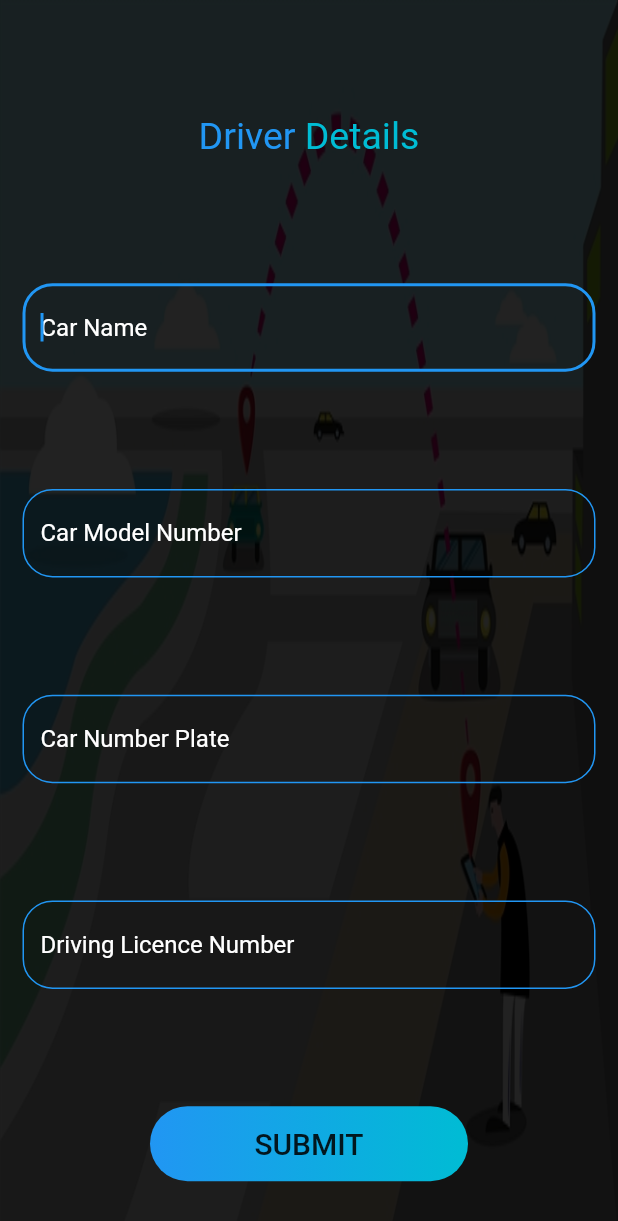
After one commit to PrinceTrambadiya/RideSher, a Flutter app: the screen it shows after launch, after a tap on "As a Driver", on a phone screen of 412 x 824 dp. The commit adds this screen. Shown: the top 1221 px of the screen. Run offline on Flutter 3.47's test engine with Material 2 defaults, Android fonts, the phone set to English and light mode, and no system bars; our stand-ins replace shared_preferences.

Commit message:
Prince Trambadiya

```diff
--- /dev/null
+++ b/lib/Driver_details.dart
@@ -0,0 +1,251 @@
+import 'package:flutter/material.dart';
+import 'package:flutter/material.dart' as prefix0;
+import 'package:http/http.dart' as http;
+import 'package:shared_preferences/shared_preferences.dart';
+
+String _uname = '';
+
+
+class driver_details extends StatefulWidget {
+  @override
+  _driver_detailsState createState() => _driver_detailsState();
+}
+
+class _driver_detailsState extends State<driver_details> {
+  FocusNode car_name;
+  FocusNode car_model_number;
+  FocusNode car_numberPlate;
+  FocusNode driver_licence;
+
+  var error = Text('Error');
+  var mobile='';
+
+  TextEditingController ccar_name = new TextEditingController();
+  TextEditingController ccar_model_number = new TextEditingController();
+  TextEditingController ccarr_numberPlate = new TextEditingController();
+  TextEditingController cdriver_licence = new TextEditingController();
+
+  _getPrefrence() async {
+    SharedPreferences pref = await SharedPreferences.getInstance();
+    _uname = pref.getString('saved_uname');
+     mobile = _uname.toString();
+   // print(mobile);
+  }
+
+
+  void initState() {
+    // TODO: implement initState
+    _getPrefrence();
+  }
+
+  void addData() {
+    var url = "https://ridesher.000webhostapp.com/insert_driver_details.php";
+    http.post(url, body: {
+      "car_name": ccar_name.text,
+      "car_model_number": ccar_model_number.text,
+      "car_numberplate": ccarr_numberPlate.text,
+      "driver_licence_number": cdriver_licence.text,
+      "mobile": mobile,
+    });
+  }
+
+  void alertBox() {
+    setState(() {
+      AlertDialog dialog = new AlertDialog(
+        backgroundColor: Colors.cyan,
+        shape: RoundedRectangleBorder(
+            side: BorderSide(style: BorderStyle.solid),
+            borderRadius: BorderRadius.circular(30)),
+        title: Text('Verifaction'),
+        content: Text('Are You Sure?'),
+        actions: <Widget>[
+          FlatButton(
+              onPressed: () {
+                setState(() {
+                  Navigator.pop(context);
+                  Navigator.pushReplacementNamed(context, '/driver_details');
+                });
+              },
+              child: Text('No',
+                  style: TextStyle(fontSize: 25, color: Colors.red))),
+          FlatButton(
+              onPressed: () {
+                setState(() {
+                  addData();
+                  Navigator.pop(context);
+                  Navigator.pushReplacementNamed(context, '/FirstPage');
+                });
+              },
+              child: Text('Yes',
+                  style: TextStyle(fontSize: 25, color: Colors.red))),
+        ],
+      );
+      showDialog(context: context, child: dialog);
+    });
+  }
+
+  @override
+  Widget build(BuildContext context) {
+    return Scaffold(
+      body: SingleChildScrollView(
+        child: Container(
+          height: MediaQuery.of(context).size.height,
+          width: MediaQuery.of(context).size.width,
+          decoration: BoxDecoration(
+              image: DecorationImage(
+                  image: AssetImage('images/ride1.jpg'),
+                  fit: BoxFit.fill,
+                  colorFilter:
+                      ColorFilter.mode(Colors.black87, BlendMode.hardLight))),
+          child: Column(
+            mainAxisAlignment: MainAxisAlignment.spaceAround,
+            children: <Widget>[
+              Padding(
+                padding: const EdgeInsets.fromLTRB(0, 40, 0, 0),
+                child: Row(
+                  mainAxisAlignment: MainAxisAlignment.center,
+                  children: <Widget>[
+                    Text(
+                      'Driver ',
+                      style: TextStyle(color: Colors.blue, fontSize: 25),
+                    ),
+                    Text(
+                      'Details',
+                      style: TextStyle(color: Colors.cyan, fontSize: 25),
+                    ),
+                  ],
+                ),
+              ),
+              Padding(
+                padding: const EdgeInsets.fromLTRB(15, 10, 15, 0),
+                child: TextField(
+                  textInputAction: TextInputAction.next,
+                  autofocus: true,
+                  onSubmitted: (text) {
+                    FocusScope.of(context).requestFocus(car_model_number);
+                  },
+                  textCapitalization: TextCapitalization.words,
+                  controller: ccar_name,
+                  style: TextStyle(color: Colors.white),
+                  decoration: InputDecoration(
+                      hintStyle: TextStyle(color: Colors.white),
+                      enabledBorder: OutlineInputBorder(
+                          borderSide: BorderSide(color: Colors.blue),
+                          borderRadius: BorderRadius.circular(20.0)),
+                      hintText: 'Car Name',
+                      border: OutlineInputBorder(
+                          borderRadius: BorderRadius.circular(20.0))),
+                ),
+              ),
+              Padding(
+                padding: const EdgeInsets.fromLTRB(15, 5, 15, 0),
+                child: TextField(
+                  textInputAction: TextInputAction.next,
+                  focusNode: car_model_number,
+                  onSubmitted: (text) {
+                    FocusScope.of(context).requestFocus(car_numberPlate);
+                  },
+                  textCapitalization: TextCapitalization.words,
+                  controller: ccar_model_number,
+                  style: TextStyle(color: Colors.white),
+                  keyboardType: TextInputType.text,
+                  decoration: InputDecoration(
+                      hintStyle: TextStyle(color: Colors.white),
+                      enabledBorder: OutlineInputBorder(
+                          borderSide: BorderSide(color: Colors.blue),
+                          borderRadius: BorderRadius.circular(20.0)),
+                      hintText: 'Car Model Number',
+                      border: OutlineInputBorder(
+                          borderRadius: BorderRadius.circular(20.0))),
+                ),
+              ),
+              Padding(
+                padding: const EdgeInsets.fromLTRB(15, 5, 15, 0),
+                child: TextField(
+                  textInputAction: TextInputAction.next,
+                  focusNode: car_numberPlate,
+                  onSubmitted: (text) {
+                    FocusScope.of(context).requestFocus(driver_licence);
+                  },
+                  textCapitalization: TextCapitalization.words,
+                  controller: ccarr_numberPlate,
+                  style: TextStyle(color: Colors.white),
+                  keyboardType: TextInputType.text,
+                  decoration: InputDecoration(
+                      hintStyle: TextStyle(color: Colors.white),
+                      enabledBorder: OutlineInputBorder(
+                          borderSide: BorderSide(color: Colors.blue),
+                          borderRadius: BorderRadius.circular(20.0)),
+                      hintText: 'Car Number Plate',
+                      border: OutlineInputBorder(
+                          borderRadius: BorderRadius.circular(20.0))),
+                ),
+              ),
+              Padding(
+                padding: const EdgeInsets.fromLTRB(15, 5, 15, 0),
+                child: TextField(
+                  textInputAction: TextInputAction.next,
+                  focusNode: driver_licence,
+                  onSubmitted: (text) {
+                    enterDetails();
+                  },
+                  textCapitalization: TextCapitalization.words,
+                  controller: cdriver_licence,
+                  keyboardType: TextInputType.text,
+                  style: TextStyle(color: Colors.white),
+                  decoration: InputDecoration(
+                      hintStyle: TextStyle(color: Colors.white),
+                      enabledBorder: OutlineInputBorder(
+                          borderSide: BorderSide(color: Colors.blue),
+                          borderRadius: BorderRadius.circular(20.0)),
+                      hintText: 'Driving Licence Number',
+                      border: OutlineInputBorder(
+                          borderRadius: BorderRadius.circular(20.0))),
+                ),
+              ),
+              Padding(
+                padding: const EdgeInsets.fromLTRB(100, 5, 100, 0),
+                child: Container(
+                  height: 50,
+                  width: 300,
+                  decoration: BoxDecoration(
+                      borderRadius: BorderRadius.circular(25),
+                      gradient:
+                          LinearGradient(colors: [Colors.blue, Colors.cyan])),
+                  child: Center(
+                      child: MaterialButton(
+                    splashColor: Colors.black,
+                    child: Text("SUBMIT", style: TextStyle(fontSize: 20)),
+                    onPressed: () {
+                      enterDetails();
+                    },
+                    padding: EdgeInsets.fromLTRB(35, 5, 35, 5),
+                    height: 50,
+                    shape: RoundedRectangleBorder(
+                        borderRadius: BorderRadius.circular(25)),
+                  )),
+                ),
+              ),
+            ],
+          ),
+        ),
+      ),
+    );
+  }
+
+  void enterDetails() {
+    setState(() {
+      var cn = ccar_name.text;
+      var cm = ccar_model_number.text;
+      var cnp = ccarr_numberPlate.text;
+      var dl = cdriver_licence.text;
+      if (cn != "" && cm != "" && cnp != "" && dl != "") {
+        //validUser();
+        alertBox();
+        addData();
+      } else {
+        error;
+      }
+    });
+  }
+}
--- a/lib/FirstPage.dart
+++ b/lib/FirstPage.dart
@@ -1,6 +1,7 @@
 import 'package:flutter/cupertino.dart';
 import 'package:flutter/material.dart';
 import 'package:shared_preferences/shared_preferences.dart';
+import 'Driver_details.dart';
 
 class FirstPage extends StatefulWidget {
   @override
@@ -27,19 +28,19 @@ class _FirstPageState extends State<FirstPage> {
 //        ));
     return Scaffold(
       backgroundColor: Colors.black,
-      appBar: AppBar(
-        title: Text('Home Page'),
-      ),
+//      appBar: AppBar(
+//        title: Text('Home Page'),
+//      ),
       body: Center(
         child: Container(
           height: 350,
           width: 500,
-          decoration: BoxDecoration(
-            image: DecorationImage(
-              image: AssetImage('images/firstpagebackground.gif'),
-              fit: BoxFit.fill,
-            ),
-          ),
+//          decoration: BoxDecoration(
+//            image: DecorationImage(
+//              image: AssetImage('images/firstpagebackground.gif'),
+//              fit: BoxFit.fill,
+//            ),
+//          ),
           child: Column(
             mainAxisAlignment: MainAxisAlignment.center,
             children: <Widget>[
@@ -51,11 +52,21 @@ class _FirstPageState extends State<FirstPage> {
                     gradient:
                         LinearGradient(colors: [Colors.blue, Colors.cyan])),
                 child: Center(
-                    child: MaterialButton(splashColor: Colors.black,child: Text("As a Driver",
-                        style: TextStyle(fontSize: 18)),
-                      onPressed: (){
-
-                      },padding: EdgeInsets.fromLTRB(76,5,76,5),height: 50,shape: RoundedRectangleBorder(borderRadius: BorderRadius.circular(25)),
+                    child: MaterialButton(
+                  splashColor: Colors.black,
+                  child: Text("As a Driver", style: TextStyle(fontSize: 18)),
+                  onPressed: () {
+                    setState(() {
+                      Navigator.push(
+                          context,
+                          MaterialPageRoute(
+                              builder: (context) => driver_details()));
+                    });
+                  },
+                  padding: EdgeInsets.fromLTRB(76, 5, 76, 5),
+                  height: 50,
+                  shape: RoundedRectangleBorder(
+                      borderRadius: BorderRadius.circular(25)),
                 )),
               ),
               Padding(
@@ -68,11 +79,14 @@ class _FirstPageState extends State<FirstPage> {
                       gradient:
                           LinearGradient(colors: [Colors.blue, Colors.cyan])),
                   child: Center(
-                      child: MaterialButton(splashColor: Colors.black,child: Text("As a Rider",
-                          style: TextStyle(fontSize: 18)),
-                        onPressed: (){
-
-                        },padding: EdgeInsets.fromLTRB(80,5,80,5),height: 50,shape: RoundedRectangleBorder(borderRadius: BorderRadius.circular(25)),
+                      child: MaterialButton(
+                    splashColor: Colors.black,
+                    child: Text("As a Rider", style: TextStyle(fontSize: 18)),
+                    onPressed: () {},
+                    padding: EdgeInsets.fromLTRB(80, 5, 80, 5),
+                    height: 50,
+                    shape: RoundedRectangleBorder(
+                        borderRadius: BorderRadius.circular(25)),
                   )),
                 ),
               ),
@@ -86,11 +100,16 @@ class _FirstPageState extends State<FirstPage> {
                       gradient:
                           LinearGradient(colors: [Colors.blue, Colors.cyan])),
                   child: Center(
-                      child: MaterialButton(splashColor: Colors.black,child: Text("Log Out",
-                          style: TextStyle(fontSize: 18)),
-                        onPressed: (){
+                      child: MaterialButton(
+                    splashColor: Colors.black,
+                    child: Text("Log Out", style: TextStyle(fontSize: 18)),
+                    onPressed: () {
                       logout();
-                        },padding: EdgeInsets.fromLTRB(90,5,90,5),height: 50,shape: RoundedRectangleBorder(borderRadius: BorderRadius.circular(25)),
+                    },
+                    padding: EdgeInsets.fromLTRB(90, 5, 90, 5),
+                    height: 50,
+                    shape: RoundedRectangleBorder(
+                        borderRadius: BorderRadius.circular(25)),
                   )),
                 ),
               ),
--- a/lib/Signup.dart
+++ b/lib/Signup.dart
@@ -382,14 +382,14 @@ class _SignupState extends State<Signup> {
 
                 child: Container(
                   height: 50,
-                  width: 250,
+                  width: 300,
                   decoration: BoxDecoration(
                       borderRadius: BorderRadius.circular(25),
                       gradient:
                       LinearGradient(colors: [Colors.blue, Colors.cyan])),
                   child: Center(
                       child: MaterialButton(splashColor: Colors.black,child: Text("GENERATE OTP",
-                          style: TextStyle(fontSize: 18)),
+                          style: TextStyle(fontSize: 16)),
                         onPressed: (){
                           signup();
                         },padding: EdgeInsets.fromLTRB(35,5,35,5),height: 50,shape: RoundedRectangleBorder(borderRadius: BorderRadius.circular(25)),
--- a/lib/main.dart
+++ b/lib/main.dart
@@ -3,6 +3,7 @@ import 'package:ride_sher/FirstPage.dart';
 import 'Login.dart';
 import 'Forgetpassword.dart';
 import 'welcome.dart';
+import 'Driver_details.dart';
 //import 'Shared_data.dart';
 
 //SharedData shr;
@@ -47,6 +48,7 @@ class _MyAppState extends State<MyApp> {
         '/Login': (BuildContext context) => new Login(),
         //  '/ConfirmPassword': (BuildContext context) => new ConfirmPassword(),
         '/Forgetpassword': (BuildContext context) => new Forgetpassword(),
+        '/driver_details': (BuildContext context) => new driver_details(),
       },
     );
   }
--- a/lib/welcome.dart
+++ b/lib/welcome.dart
@@ -4,7 +4,7 @@ import 'package:flutter/material.dart';
 import 'package:shared_preferences/shared_preferences.dart';
 
 
-String _uname = 'hi', _pass = '';
+String _uname = '', _pass = '';
 
 class Welcome extends StatefulWidget {
   @override
@@ -17,8 +17,8 @@ class _WelcomeState extends State<Welcome> {
     SharedPreferences pref = await SharedPreferences.getInstance();
     _uname = pref.getString('saved_uname');
     _pass = pref.getString('saved_pass');
-    print("JOJO" + _uname);
-    print("KUKU" + _pass);
+//    print("JOJO" + _uname);
+//    print("KUKU" + _pass);
     if (_uname != 'hi') {
 //      Navigator.pushReplacementNamed(context, '/FirstPage');
       flag =1;
@@ -54,7 +54,7 @@ class _WelcomeState extends State<Welcome> {
         child: Container(
           child: Column(
             mainAxisAlignment: MainAxisAlignment.center,
-            children: <Widget>[Text('welcome to rideshare')],
+            children: <Widget>[Text('Welcome To Rideshare',style: TextStyle(color: Colors.red,fontSize: 35),)],
           ),
         ),
       ),
```
Also changed, not shown: lib/Login.dart (+18 -10 lines). Lines whose indentation alone changed are shown as unchanged.
